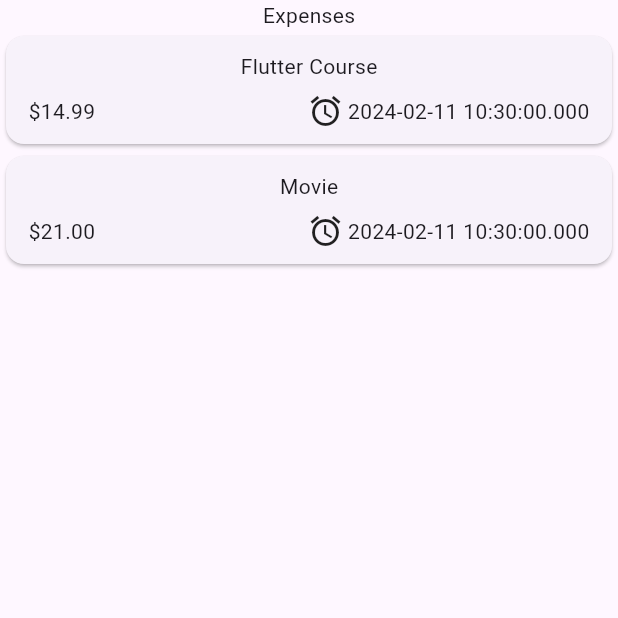
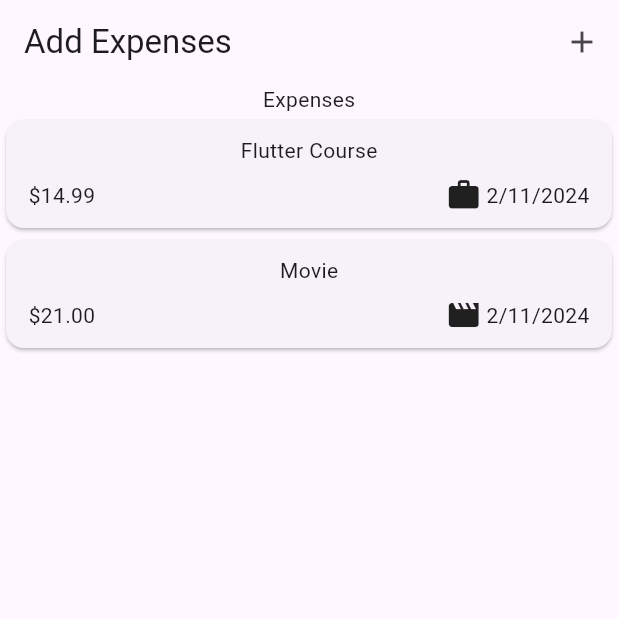
Before and after one commit to Kapil9861/Flutter, a Flutter app: the screen it shows after launch, on a phone screen of 412 x 824 dp, the top half of it. Run offline on Flutter 3.47's test engine with Material 3 defaults, Android fonts, the phone set to English and light mode, and no system bars; our stand-ins replace google_fonts.

Commit message:
Added the Calender

```diff
--- a/expense_tracker/lib/models/expense.dart
+++ b/expense_tracker/lib/models/expense.dart
@@ -1,8 +1,18 @@
+import 'package:flutter/material.dart';
+import 'package:intl/intl.dart';
 import 'package:uuid/uuid.dart';
 
 const uuid = Uuid();
+var formatter = DateFormat.yMd();
 
 enum Category { food, travel, leisure, work }
+
+const categoryIcons = {
+  Category.food: Icons.lunch_dining,
+  Category.work: Icons.work,
+  Category.travel: Icons.flight_takeoff,
+  Category.leisure: Icons.movie
+};
 
 class Expense {
   Expense({
@@ -19,4 +29,9 @@ class Expense {
   final String title;
   final Category
       category; //Enums type of category with fixed type/value for enums
+
+  //For accessing the formatted date
+  String get formattedDate {
+    return formatter.format(date);
+  }
 }
--- a/expense_tracker/lib/widgets/expenses.dart
+++ b/expense_tracker/lib/widgets/expenses.dart
@@ -1,5 +1,6 @@
 import 'package:expense_tracker/widgets/expenses_list/expenses_list.dart';
 import 'package:expense_tracker/models/expense.dart';
+import 'package:expense_tracker/widgets/new_expenses.dart';
 import 'package:flutter/material.dart';
 
 class Expenses extends StatefulWidget {
@@ -28,9 +29,26 @@ class _ExpensesState extends State<Expenses> {
       category: Category.leisure,
     )
   ];
+
+  void _addExpensesOverlay() {
+    showModalBottomSheet(
+      context: context,
+      builder: (ctx) => const NewExpenses(),
+    );
+  }
+
   @override
   Widget build(context) {
     return Scaffold(
+      appBar: AppBar(
+        title: const Text("Add Expenses"),
+        actions: [
+          IconButton(
+            onPressed: _addExpensesOverlay,
+            icon: const Icon(Icons.add),
+          ),
+        ],
+      ),
       body: Column(
         children: [
           const Text("Expenses"),
--- a/expense_tracker/lib/widgets/expenses_list/expenses_item.dart
+++ b/expense_tracker/lib/widgets/expenses_list/expenses_item.dart
@@ -24,12 +24,10 @@ class ExpensesItem extends StatelessWidget {
                 const Spacer(),
                 Row(
                   children: [
-                    Icon(Icons.alarm),
+                    Icon(categoryIcons[expense.category]),
                     Padding(
                       padding: const EdgeInsets.only(left: 3),
-                      child: Text(
-                        expense.date.toString(),
-                      ),
+                      child: Text(expense.formattedDate),
                     ),
                   ],
                 )
```
Also changed, not shown: expense_tracker/lib/widgets/new_expenses.dart (added, +106 -0 lines).
